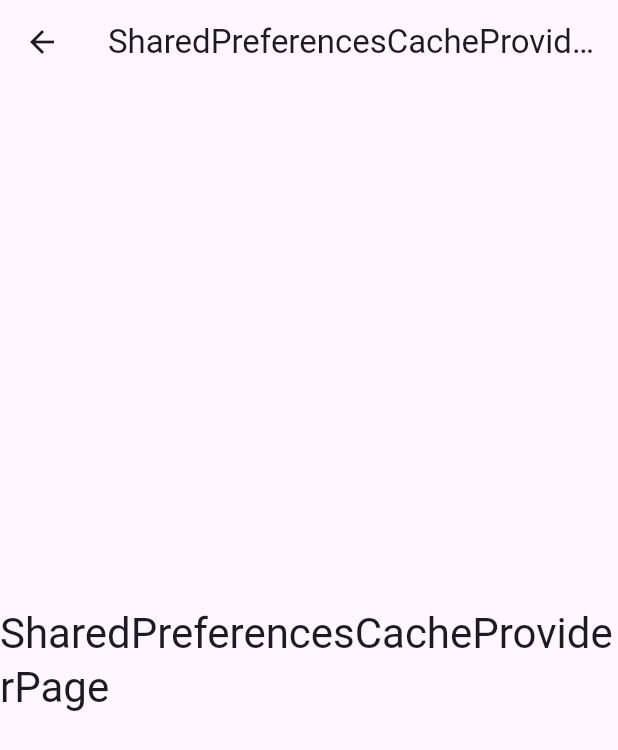
After one commit to boywithdv/riverpod_app, a Flutter app: the screen it shows after launch, after a tap on "SharedPreferences Cache Provider Page", on a phone screen of 412 x 824 dp. The commit adds this screen. Shown: the top 750 px of the screen. Run offline on Flutter 3.47's test engine with Material 3 defaults, Android fonts, the phone set to English and light mode, and no system bars; our stand-ins replace clock, cloud_firestore, flutter_hooks, flutter_riverpod, freezed_annotation, hooks_riverpod and 1 more; accounts and stored records are empty.

Commit message:
feat: sharedPreferenceProviderを実装する

```diff
--- a/lib/main.dart
+++ b/lib/main.dart
@@ -8,15 +8,25 @@ import 'package:riverpod_app/pages/provider/counter_state_provider_page.dart';
 import 'package:riverpod_app/pages/provider/flutter_hooks_page.dart';
 import 'package:riverpod_app/pages/provider/product_detail_page.dart';
 import 'package:riverpod_app/pages/provider/provider_scope_page.dart';
+import 'package:riverpod_app/pages/provider/shared_preferences_cache_provider_page.dart';
 import 'package:riverpod_app/pages/provider/stream_provider_page.dart';
 import 'package:riverpod_app/pages/provider/use_ref_listen_provider_page.dart';
+import 'package:shared_preferences/shared_preferences.dart';
 import 'features/features.dart';
 import 'pages/provider/state_notifier_provider_page.dart';
+import 'top_level_providers/shared_preferences.dart';
 
 
 
-void main() {
-  runApp(const ProviderScope(child:  MyApp()));
+Future<void> main() async{
+  // runApp 関数が終わる前に何か処理を実行する場合には ` ensureInitialized()`メソッドを追記する
+  WidgetsFlutterBinding.ensureInitialized();
+  runApp( ProviderScope(overrides: [
+    // SharedPreferencesProviderでSharedPreferencesのインスタンスに差し替える
+    sharedPreferencesProvider.overrideWithValue(
+    // ここでインスタンス化し、Providerの値を上書きする
+    await SharedPreferences.getInstance(),
+  )],child:  MyApp()));
 }
 
 class MyApp extends StatelessWidget {
@@ -100,6 +110,9 @@ class MyHomePage extends ConsumerWidget {
               MaterialButton(onPressed: (){
                     Navigator.push(context, MaterialPageRoute(builder: (context)=>FlutterHooksPage()));
                   }, child: Text('Flutter Hooks Page',style: TextStyle(color: Colors.blue),),),
+              MaterialButton(onPressed: (){
+                    Navigator.push(context, MaterialPageRoute(builder: (context)=>SharedPreferencesCacheProviderPage()));
+                  }, child: Text('SharedPreferences Cache Provider Page',style: TextStyle(color: Colors.blue),),),
             ],
           ),
         ),
--- /dev/null
+++ b/lib/pages/provider/shared_preferences_cache_provider_page.dart
@@ -0,0 +1,28 @@
+import 'package:flutter/material.dart';
+
+/// ユーザが変更したアプリ内設定や、フラグなどの値を保存したい場合に使用できる
+/// SharedPreferencesを使いたい時に毎回非同期でインスタンスを取得するのは面倒なので、
+/// Providerを使ってインスタンスをキャッシュする。
+///
+/// また、一度取得したインスタンスは基本的んいは一貫して使うもののため、Stateも必要ない
+/// 変化する状態を持たない、最も基本的なProviderを使用する。
+///
+/// ** 非同期でのインスタンス取得は初回だけにする**
+///
+/// 以下のようにそのままアクセスすると、例外を投げるProviderを作成する。
+/// final sharedPreferencesProvider = Provider<SharedPreferences>((_) => throw UnimplementedError());
+///
+
+class SharedPreferencesCacheProviderPage extends StatelessWidget {
+  const SharedPreferencesCacheProviderPage({super.key});
+
+  @override
+  Widget build(BuildContext context) {
+    return Scaffold(
+      appBar: AppBar(title: Text('SharedPreferencesCacheProviderPage'),),
+      body: Center(
+        child: Text('SharedPreferencesCacheProviderPage',style: Theme.of(context).textTheme.headlineMedium,),
+      ),
+    );
+  }
+}
--- /dev/null
+++ b/lib/top_level_providers/shared_preferences.dart
@@ -0,0 +1,5 @@
+import 'package:hooks_riverpod/hooks_riverpod.dart';
+import 'package:shared_preferences/shared_preferences.dart';
+
+final sharedPreferencesProvider =
+    Provider<SharedPreferences>((_) => throw UnimplementedError());
```
